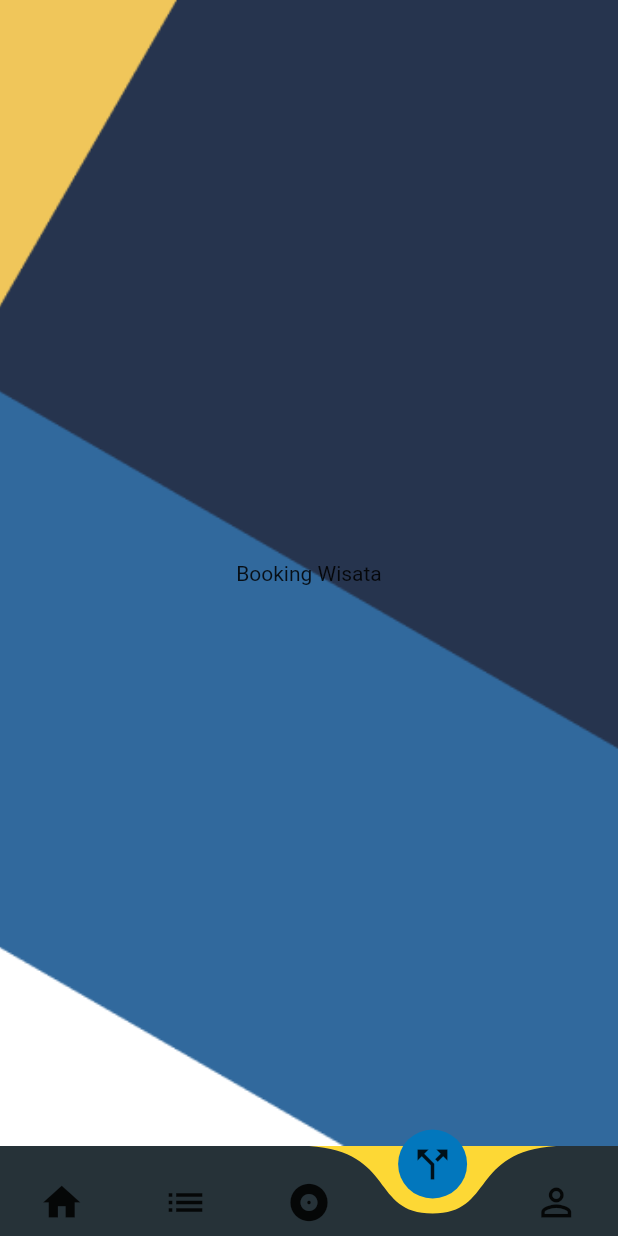
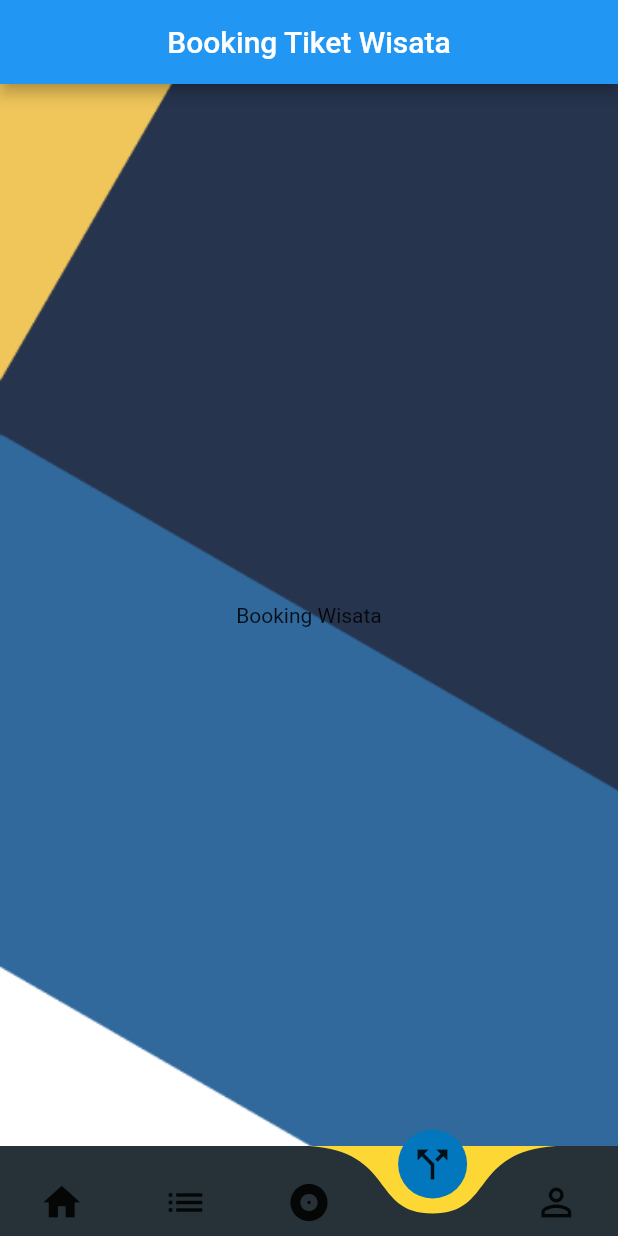
Before and after one commit to kangcand/tugasmobile, a Flutter app: the screen it shows after launch, item 4 of the bottom bar chosen, on a phone screen of 412 x 824 dp. Run offline on Flutter 3.47's test engine with Material 2 defaults, Android fonts, the phone set to English and light mode, and no system bars; drawn by our look-alikes of curved_navigation_bar; our stand-ins replace carousel_slider, flutter_svg, getwidget; missing offline and left inert: splash_screen_view.

Commit message:
Dynamic Title Appbar

```diff
--- a/lib/main.dart
+++ b/lib/main.dart
@@ -60,6 +60,14 @@ class _BottomMenuState extends State<BottomMenu> {
     ProfileScreen(),
   ];
 
+  final textScreen = [
+    "Home",
+    "Daftar Wisata",
+    "Detail Wisata",
+    "Booking Tiket Wisata",
+    "Profil"
+  ];
+
   @override
   Widget build(BuildContext context) {
     return Scaffold(
@@ -86,6 +94,10 @@ class _BottomMenuState extends State<BottomMenu> {
         },
         letIndexChange: (index) => true,
       ),
+      appBar: AppBar(
+        centerTitle: true,
+        title: Text(textScreen[_page]),
+      ),
       body: screens[_page],
     );
   }
```
